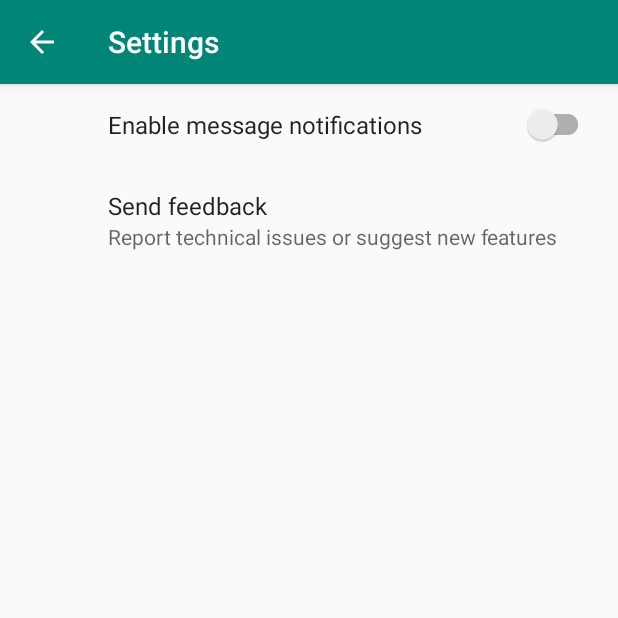
After one commit to Gingerbread1213/Performance-Task, an Android app: the SettingsActivity screen opened directly, with no data from a screen before it, on a phone screen of 412 x 824 dp, the top half of it. The commit adds this screen. Run offline under Robolectric (Android 15) with nearby library versions, the phone set to English and light mode, and no system bars; our stand-ins replace androidx.preference.

Commit message:
Add settings template and re-organize files.

```diff
--- a/app/build.gradle
+++ b/app/build.gradle
@@ -24,6 +24,7 @@ dependencies {
     implementation 'androidx.appcompat:appcompat:1.0.2'
     implementation 'androidx.constraintlayout:constraintlayout:1.1.3'
     implementation 'com.google.android.material:material:1.0.0'
+    implementation 'androidx.preference:preference:1.0.0'
     testImplementation 'junit:junit:4.12'
     androidTestImplementation 'androidx.test.ext:junit:1.1.0'
     androidTestImplementation 'androidx.test.espresso:espresso-core:3.1.1'
--- a/app/src/main/java/org/erhs/stem/project/time_management/Data_workActivity.java
+++ /dev/null
@@ -1,4 +0,0 @@
-package org.erhs.stem.project.time_management;
-
-public class Data_workActivity {
-}
--- a/app/src/main/java/org/erhs/stem/project/time_management/DataActivity.java
+++ b/app/src/main/java/org/erhs/stem/project/time_management/activity/DataActivity.java
@@ -1,10 +1,12 @@
-package org.erhs.stem.project.time_management;
+package org.erhs.stem.project.time_management.activity;
 
 import android.content.Intent;
 import android.os.Bundle;
 import android.view.View;
 
 import androidx.appcompat.app.AppCompatActivity;
+
+import org.erhs.stem.project.time_management.R;
 
 public class DataActivity extends AppCompatActivity {
 
--- a/app/src/main/java/org/erhs/stem/project/time_management/Data_allActivity.java
+++ b/app/src/main/java/org/erhs/stem/project/time_management/activity/Data_allActivity.java
@@ -1,4 +1,4 @@
-package org.erhs.stem.project.time_management;
+package org.erhs.stem.project.time_management.activity;
 
 import androidx.appcompat.app.AppCompatActivity;
 
@@ -6,6 +6,8 @@ import android.content.Intent;
 import android.os.Bundle;
 import android.view.View;
 import android.widget.ImageButton;
+
+import org.erhs.stem.project.time_management.R;
 
 public class Data_allActivity extends AppCompatActivity {
     private ImageButton ImBtnAlldata;
--- a/app/src/main/java/org/erhs/stem/project/time_management/Data_wasteActivity.java
+++ b/app/src/main/java/org/erhs/stem/project/time_management/activity/Data_wasteActivity.java
@@ -1,4 +1,4 @@
-package org.erhs.stem.project.time_management;
+package org.erhs.stem.project.time_management.activity;
 
 import android.widget.Button;
 
--- /dev/null
+++ b/app/src/main/java/org/erhs/stem/project/time_management/activity/Data_workActivity.java
@@ -0,0 +1,4 @@
+package org.erhs.stem.project.time_management.activity;
+
+public class Data_workActivity {
+}
--- /dev/null
+++ b/app/src/main/java/org/erhs/stem/project/time_management/activity/SettingsActivity.java
@@ -0,0 +1,16 @@
+package org.erhs.stem.project.time_management.activity;
+
+import android.os.Bundle;
+
+import androidx.appcompat.app.AppCompatActivity;
+
+import org.erhs.stem.project.time_management.R;
+
+public class SettingsActivity extends AppCompatActivity {
+
+    @Override
+    protected void onCreate(Bundle savedInstanceState) {
+        super.onCreate(savedInstanceState);
+        setContentView(R.layout.activity_settings);
+    }
+}
--- /dev/null
+++ b/app/src/main/java/org/erhs/stem/project/time_management/fragment/SettingsFragment.java
@@ -0,0 +1,15 @@
+package org.erhs.stem.project.time_management.fragment;
+
+import android.os.Bundle;
+
+import androidx.preference.PreferenceFragmentCompat;
+
+import org.erhs.stem.project.time_management.R;
+
+public class SettingsFragment extends PreferenceFragmentCompat {
+
+    @Override
+    public void onCreatePreferences(Bundle savedInstanceState, String rootKey) {
+        setPreferencesFromResource(R.xml.preferences, rootKey);
+    }
+}
--- a/app/src/main/res/layout/activity_main.xml
+++ b/app/src/main/res/layout/activity_main.xml
@@ -4,7 +4,7 @@
     xmlns:tools="http://schemas.android.com/tools"
     android:layout_width="match_parent"
     android:layout_height="match_parent"
-    tools:context=".MainActivity">
+    tools:context=".activity.MainActivity">
 
     <LinearLayout
         android:layout_width="match_parent"
--- /dev/null
+++ b/app/src/main/res/layout/activity_settings.xml
@@ -0,0 +1,13 @@
+<?xml version="1.0" encoding="utf-8"?>
+<LinearLayout xmlns:android="http://schemas.android.com/apk/res/android"
+    android:layout_width="match_parent"
+    android:layout_height="match_parent"
+    android:baselineAligned="false">
+
+    <fragment
+        android:id="@+id/fragment_settings"
+        android:name="org.erhs.stem.project.time_management.fragment.SettingsFragment"
+        android:layout_width="wrap_content"
+        android:layout_height="wrap_content"
+        android:layout_weight="1" />
+</LinearLayout>
--- a/app/src/main/res/menu/menu_main.xml
+++ b/app/src/main/res/menu/menu_main.xml
@@ -1,7 +1,7 @@
 <menu xmlns:android="http://schemas.android.com/apk/res/android"
     xmlns:app="http://schemas.android.com/apk/res-auto"
     xmlns:tools="http://schemas.android.com/tools"
-    tools:context="org.erhs.stem.project.time_management.MainActivity">
+    tools:context="org.erhs.stem.project.time_management.activity.MainActivity">
     <item
         android:id="@+id/action_settings"
         android:orderInCategory="100"
--- /dev/null
+++ b/app/src/main/res/xml/preferences.xml
@@ -0,0 +1,13 @@
+<androidx.preference.PreferenceScreen
+    xmlns:app="http://schemas.android.com/apk/res-auto">
+
+    <SwitchPreferenceCompat
+        app:key="notifications"
+        app:title="Enable message notifications"/>
+
+    <Preference
+        app:key="feedback"
+        app:title="Send feedback"
+        app:summary="Report technical issues or suggest new features"/>
+
+</androidx.preference.PreferenceScreen>
```
Also changed, not shown: app/src/main/AndroidManifest.xml (+12 -4 lines), app/src/main/java/org/erhs/stem/project/time_management/activity/MainActivity.java (renamed from app/src/main/java/org/erhs/stem/project/time_management/MainActivity.java, +10 -1 lines).
